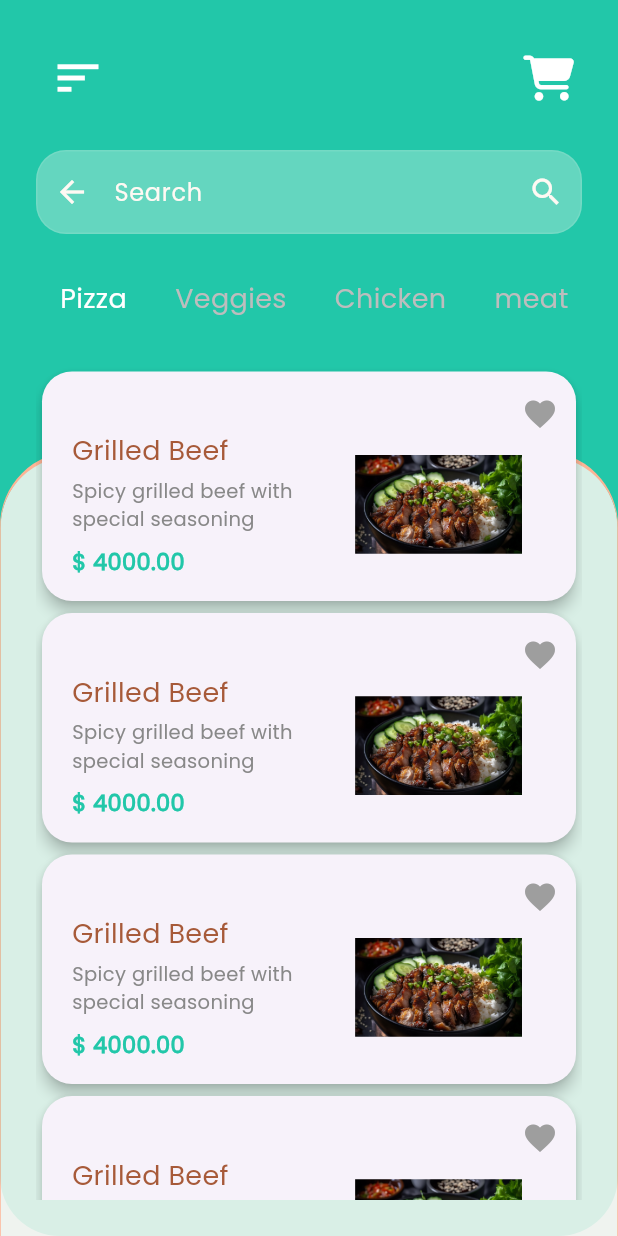
After one commit to MohamedAshrafMadkour/food-app, a Flutter app: the HomeView screen opened by its route, after a tap on the "search" icon, on a phone screen of 412 x 824 dp. The commit adds this screen. Run offline on Flutter 3.47's test engine with Material 3 defaults, Android fonts, the phone set to English and light mode, and no system bars; our stand-ins replace bloc, firebase_auth, firebase_core, flutter_bloc, font_awesome_flutter, go_router; accounts and stored records are empty.

Commit message:
create search view

```diff
--- a/lib/core/utils/navigation.dart
+++ b/lib/core/utils/navigation.dart
@@ -8,6 +8,7 @@ import 'package:food_app/feature/home/presentation/view/home_view.dart';
 import 'package:food_app/feature/pop_up/presentation/view/breakfast_view.dart';
 import 'package:food_app/feature/pop_up/presentation/view/dinner_view.dart';
 import 'package:food_app/feature/pop_up/presentation/view/launch_view.dart';
+import 'package:food_app/feature/search/presentation/search_view.dart';
 import 'package:food_app/feature/splash/presentation/view/splash_view.dart';
 import 'package:go_router/go_router.dart';
 
@@ -15,6 +16,7 @@ abstract class RouterNavigation {
   static const kSplashView = '/';
   static const kRegisterView = '/registerView';
   static const kHomeView = '/homeView';
+  static const kSearchView = '/searchView';
   static const kDetailsView = '/detailsView';
   static const kCompleteRegisterView = '/completeRegisterView';
   static const kLoginView = '/loginView';
@@ -34,6 +36,12 @@ abstract class RouterNavigation {
         path: kSplashView,
         builder: (BuildContext context, GoRouterState state) {
           return const SplashView();
+        },
+      ),
+      GoRoute(
+        path: kSearchView,
+        builder: (BuildContext context, GoRouterState state) {
+          return const SearchView();
         },
       ),
       GoRoute(
--- a/lib/core/utils/styles.dart
+++ b/lib/core/utils/styles.dart
@@ -77,6 +77,16 @@ abstract class Styles {
     fontWeight: FontWeight.w400,
     color: Color(0xffFFFFFF),
   );
+  static const TextStyle textRegular18 = TextStyle(
+    fontSize: 18,
+    fontWeight: FontWeight.w400,
+    color: Color(0xffA75A39),
+  );
+  static const TextStyle textRegular13 = TextStyle(
+    fontSize: 13,
+    fontWeight: FontWeight.w400,
+    color: Color(0xff888888),
+  );
   static const TextStyle textRegular14 = TextStyle(
     fontSize: 14,
     fontWeight: FontWeight.w400,
--- a/lib/feature/home/presentation/view/home_view.dart
+++ b/lib/feature/home/presentation/view/home_view.dart
@@ -1,6 +1,8 @@
 import 'package:flutter/material.dart';
+import 'package:food_app/core/utils/navigation.dart';
 import 'package:food_app/core/widget/custom_icon.dart';
 import 'package:food_app/feature/home/presentation/view/widgets/home_view_body.dart';
+import 'package:go_router/go_router.dart';
 
 class HomeView extends StatelessWidget {
   const HomeView({super.key});
@@ -12,7 +14,14 @@ class HomeView extends StatelessWidget {
         elevation: 0,
         scrolledUnderElevation: 0,
         leading: const CustomIcon(icon: Icons.sort),
-        actions: const [CustomIcon(icon: Icons.search)],
+        actions: [
+          CustomIcon(
+            icon: Icons.search,
+            onPressed: () {
+              GoRouter.of(context).push(RouterNavigation.kSearchView);
+            },
+          ),
+        ],
       ),
       body: const HomeViewBody(),
     );
--- a/lib/feature/home/presentation/view/widgets/counter.dart
+++ b/lib/feature/home/presentation/view/widgets/counter.dart
@@ -28,7 +28,7 @@ class _CustomCounterState extends State<CustomCounter> {
           padding: const EdgeInsets.symmetric(horizontal: 8),
           child: Text(
             numOfProduct.toString().padLeft(2, '0'),
-            style: TextStyle(fontSize: 20),
+            style: const TextStyle(fontSize: 20),
           ),
         ),
         IconButtonWidget(
--- /dev/null
+++ b/lib/feature/search/presentation/search_view.dart
@@ -0,0 +1,24 @@
+import 'package:flutter/material.dart';
+import 'package:food_app/feature/search/presentation/views/widget/custom_stack_first_container.dart';
+import 'package:food_app/feature/search/presentation/views/widget/custom_stack_second_container.dart';
+import 'package:food_app/feature/search/presentation/views/widget/search_view_body.dart';
+
+class SearchView extends StatelessWidget {
+  const SearchView({super.key});
+
+  @override
+  Widget build(BuildContext context) {
+    return Scaffold(
+      body: Stack(
+        children: [
+          const CustomStackFirstContainer(),
+          Positioned.fill(
+            top: MediaQuery.of(context).size.height * 0.45 - 70,
+            child: const CustomStackSecondContainer(),
+          ),
+          const SearchViewBody(),
+        ],
+      ),
+    );
+  }
+}
--- /dev/null
+++ b/lib/feature/search/presentation/views/widget/category.dart
@@ -0,0 +1,27 @@
+import 'package:flutter/material.dart';
+import 'package:food_app/core/utils/styles.dart';
+
+class Category extends StatelessWidget {
+  const Category({
+    super.key,
+    required this.isActive,
+    this.onTap,
+    required this.meal,
+  });
+  final bool isActive;
+  final Function()? onTap;
+  final String meal;
+  @override
+  Widget build(BuildContext context) {
+    return GestureDetector(
+      onTap: onTap,
+      child: Text(
+        meal,
+        style: Styles.textRegular18.copyWith(
+          fontWeight: FontWeight.w500,
+          color: isActive ? Colors.white : Colors.grey[400],
+        ),
+      ),
+    );
+  }
+}
--- /dev/null
+++ b/lib/feature/search/presentation/views/widget/category_list.dart
@@ -0,0 +1,38 @@
+import 'package:flutter/material.dart';
+import 'package:food_app/feature/search/presentation/views/widget/category.dart';
+
+class CategoryList extends StatefulWidget {
+  const CategoryList({super.key});
+
+  @override
+  State<CategoryList> createState() => _CategoryListState();
+}
+
+class _CategoryListState extends State<CategoryList> {
+  int currentIndex = 0;
+  List<String> meals = ['Pizza', 'Veggies', 'Chicken', 'meat'];
+  @override
+  Widget build(BuildContext context) {
+    return SizedBox(
+      height: MediaQuery.sizeOf(context).height * .07,
+      child: ListView.builder(
+        scrollDirection: Axis.horizontal,
+        itemCount: meals.length,
+        itemBuilder: (context, index) {
+          return Padding(
+            padding: const EdgeInsets.symmetric(horizontal: 16),
+            child: Category(
+              meal: meals[index],
+              onTap: () {
+                setState(() {
+                  currentIndex = index;
+                });
+              },
+              isActive: currentIndex == index,
+            ),
+          );
+        },
+      ),
+    );
+  }
+}
--- /dev/null
+++ b/lib/feature/search/presentation/views/widget/custom_row_card.dart
@@ -0,0 +1,42 @@
+import 'package:flutter/material.dart';
+import 'package:food_app/core/utils/app_images.dart';
+import 'package:food_app/core/utils/styles.dart';
+
+class CustomCardRow extends StatelessWidget {
+  const CustomCardRow({super.key});
+
+  @override
+  Widget build(BuildContext context) {
+    return Row(
+      children: [
+        const Expanded(
+          child: Column(
+            crossAxisAlignment: CrossAxisAlignment.start,
+            children: [
+              Text('Grilled Beef', style: Styles.textRegular18),
+              SizedBox(height: 4),
+              Text(
+                'Spicy grilled beef with special seasoning',
+                style: Styles.textRegular13,
+                maxLines: 2,
+                overflow: TextOverflow.ellipsis,
+              ),
+              SizedBox(height: 8),
+              Text(r'$ 4000.00', style: Styles.textSemiBold15),
+            ],
+          ),
+        ),
+        const SizedBox(width: 12),
+        ClipRRect(
+          borderRadius: BorderRadius.zero,
+          child: Image.asset(
+            Assets.imagesFirst,
+            width: MediaQuery.sizeOf(context).width * .27,
+            height: MediaQuery.sizeOf(context).height * .08,
+            fit: BoxFit.cover,
+          ),
+        ),
+      ],
+    );
+  }
+}
--- /dev/null
+++ b/lib/feature/search/presentation/views/widget/custom_sliver_app_bar.dart
@@ -0,0 +1,23 @@
+import 'package:flutter/material.dart';
+import 'package:font_awesome_flutter/font_awesome_flutter.dart';
+import 'package:food_app/core/widget/custom_icon.dart';
+
+class CustomSliverAppBar extends StatelessWidget {
+  const CustomSliverAppBar({super.key});
+
+  @override
+  Widget build(BuildContext context) {
+    return const SliverAppBar(
+      backgroundColor: Colors.transparent,
+      elevation: 0,
+      scrolledUnderElevation: 0,
+      leading: CustomIcon(icon: Icons.sort, color: Color(0xffFFFFFF), size: 36),
+      actions: [
+        CustomIcon(
+          icon: FontAwesomeIcons.cartShopping,
+          color: Color(0xffFFFFFF),
+        ),
+      ],
+    );
+  }
+}
--- /dev/null
+++ b/lib/feature/search/presentation/views/widget/custom_stack_first_container.dart
@@ -0,0 +1,19 @@
+import 'package:flutter/material.dart';
+import 'package:food_app/core/constant/color_constant.dart';
+
+class CustomStackFirstContainer extends StatelessWidget {
+  const CustomStackFirstContainer({super.key});
+
+  @override
+  Widget build(BuildContext context) {
+    return Container(
+      decoration: const BoxDecoration(
+        color: kAuthColor,
+        borderRadius: BorderRadius.only(
+          bottomLeft: Radius.circular(40),
+          bottomRight: Radius.circular(40),
+        ),
+      ),
+    );
+  }
+}
--- /dev/null
+++ b/lib/feature/search/presentation/views/widget/custom_stack_second_container.dart
@@ -0,0 +1,23 @@
+import 'package:flutter/material.dart';
+
+class CustomStackSecondContainer extends StatelessWidget {
+  const CustomStackSecondContainer({super.key});
+
+  @override
+  Widget build(BuildContext context) {
+    return Container(
+      decoration: const BoxDecoration(
+        border: Border(
+          top: BorderSide(color: Color(0xffFCB495), width: 3),
+          left: BorderSide(color: Color(0xffFCB495), width: .5),
+          right: BorderSide(color: Color(0xffFCB495), width: .5),
+        ),
+        borderRadius: BorderRadius.only(
+          topLeft: Radius.circular(50),
+          topRight: Radius.circular(50),
+        ),
+        color: Color.fromRGBO(237, 243, 237, .9),
+      ),
+    );
+  }
+}
--- /dev/null
+++ b/lib/feature/search/presentation/views/widget/custom_text_field.dart
@@ -0,0 +1,91 @@
+import 'package:flutter/material.dart';
+import 'package:go_router/go_router.dart';
+
+class CustomTextField extends StatefulWidget {
+  const CustomTextField({super.key});
+
+  @override
+  State<CustomTextField> createState() => _CustomTextFieldState();
+}
+
+class _CustomTextFieldState extends State<CustomTextField> {
+  TextEditingController controller = TextEditingController();
+
+  @override
+  void initState() {
+    super.initState();
+
+    controller.addListener(() {
+      setState(() {});
+    });
+  }
+
+  @override
+  void dispose() {
+    controller.dispose();
+    super.dispose();
+  }
+
+  @override
+  Widget build(BuildContext context) {
+    return TextField(
+      controller: controller,
+      // onSubmitted: (query) {
+      //   if (query.trim().isNotEmpty) {
+      //     context.read<GetFurnitureSearchCubit>().getFurnitureSearch(
+      //       category: query.trim(),
+      //     );
+      //   }
+      // },
+      decoration: InputDecoration(
+        fillColor: const Color.fromRGBO(255, 249, 243, .3),
+        filled: true,
+
+        prefixIcon: IconButton(
+          onPressed: () {
+            GoRouter.of(context).pop();
+          },
+          icon: const Icon(Icons.arrow_back, color: Color(0xffFFF9F3)),
+        ),
+        suffixIcon:
+            controller.text.isNotEmpty
+                ? IconButton(
+                  onPressed: () {
+                    //   setState(() {
+                    //     controller.clear();
+                    //   });
+                    //   context.read<GetFurnitureSearchCubit>().emptyRes();
+                  },
+                  icon: const Icon(Icons.clear, color: Color(0xffFFF9F3)),
+                )
+                : IconButton(
+                  onPressed: () {
+                    // if (controller.text.trim().isNotEmpty) {
+                    //   setState(() {});
+                    //   context
+                    //       .read<GetFurnitureSearchCubit>()
+                    //       .getFurnitureSearch(category: controller.text.trim());
+                    // }
+                  },
+                  icon: const Icon(Icons.search, color: Color(0xffFFF9F3)),
+                ),
+        hintText: 'Search',
+        hintStyle: const TextStyle(color: Color(0xffFFF9F3)),
+        border: customOutlineInputBorder(color: Colors.black),
+        focusedBorder: customOutlineInputBorder(
+          color: const Color.fromRGBO(255, 249, 243, .1),
+        ),
+        enabledBorder: customOutlineInputBorder(
+          color: const Color.fromRGBO(255, 249, 243, .1),
+        ),
+      ),
+    );
+  }
+
+  OutlineInputBorder customOutlineInputBorder({required Color color}) {
+    return OutlineInputBorder(
+      borderRadius: BorderRadius.circular(20),
+      borderSide: BorderSide(color: color),
+    );
+  }
+}
--- /dev/null
+++ b/lib/feature/search/presentation/views/widget/food_card.dart
@@ -0,0 +1,27 @@
+import 'package:flutter/material.dart';
+import 'package:food_app/feature/search/presentation/views/widget/custom_row_card.dart';
+
+class FoodCard extends StatelessWidget {
+  const FoodCard({super.key});
+
+  @override
+  Widget build(BuildContext context) {
+    return Card(
+      elevation: 4,
+      shape: RoundedRectangleBorder(borderRadius: BorderRadius.circular(20)),
+      child: const Padding(
+        padding: EdgeInsets.symmetric(vertical: 16, horizontal: 12),
+        child: Column(
+          crossAxisAlignment: CrossAxisAlignment.end,
+          children: [
+            Icon(Icons.favorite, color: Colors.grey),
+            Padding(
+              padding: EdgeInsets.only(right: 24, left: 8),
+              child: CustomCardRow(),
+            ),
+          ],
+        ),
+      ),
+    );
+  }
+}
--- /dev/null
+++ b/lib/feature/search/presentation/views/widget/food_card_list.dart
@@ -0,0 +1,16 @@
+import 'package:flutter/material.dart';
+import 'package:food_app/feature/search/presentation/views/widget/food_card.dart';
+
+class FoodCardList extends StatelessWidget {
+  const FoodCardList({super.key});
+
+  @override
+  Widget build(BuildContext context) {
+    return SliverList(
+      delegate: SliverChildBuilderDelegate(
+        (context, index) => const FoodCard(),
+        childCount: 5,
+      ),
+    );
+  }
+}
--- /dev/null
+++ b/lib/feature/search/presentation/views/widget/search_view_body.dart
@@ -0,0 +1,26 @@
+import 'package:flutter/material.dart';
+import 'package:food_app/feature/search/presentation/views/widget/category_list.dart';
+import 'package:food_app/feature/search/presentation/views/widget/custom_sliver_app_bar.dart';
+import 'package:food_app/feature/search/presentation/views/widget/custom_text_field.dart';
+import 'package:food_app/feature/search/presentation/views/widget/food_card_list.dart';
+
+class SearchViewBody extends StatelessWidget {
+  const SearchViewBody({super.key});
+
+  @override
+  Widget build(BuildContext context) {
+    return const Padding(
+      padding: EdgeInsets.symmetric(horizontal: 24, vertical: 24),
+      child: CustomScrollView(
+        slivers: [
+          CustomSliverAppBar(),
+          SliverToBoxAdapter(child: SizedBox(height: 20)),
+          SliverToBoxAdapter(child: CustomTextField()),
+          SliverToBoxAdapter(child: SizedBox(height: 30)),
+          SliverToBoxAdapter(child: CategoryList()),
+          FoodCardList(),
+        ],
+      ),
+    );
+  }
+}
```
